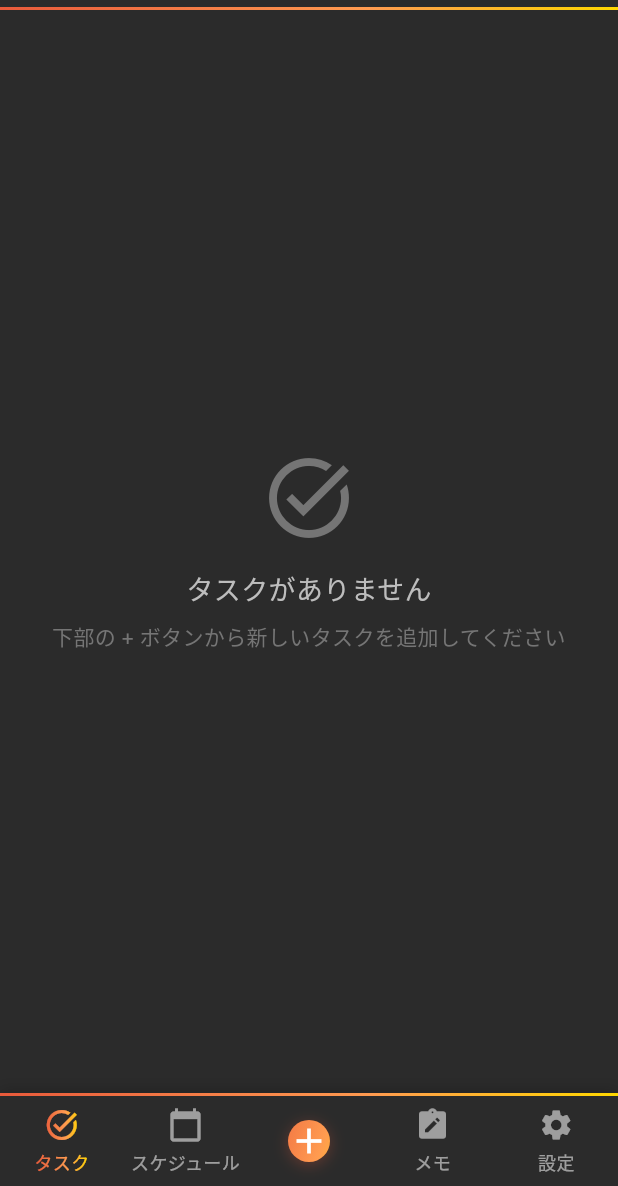
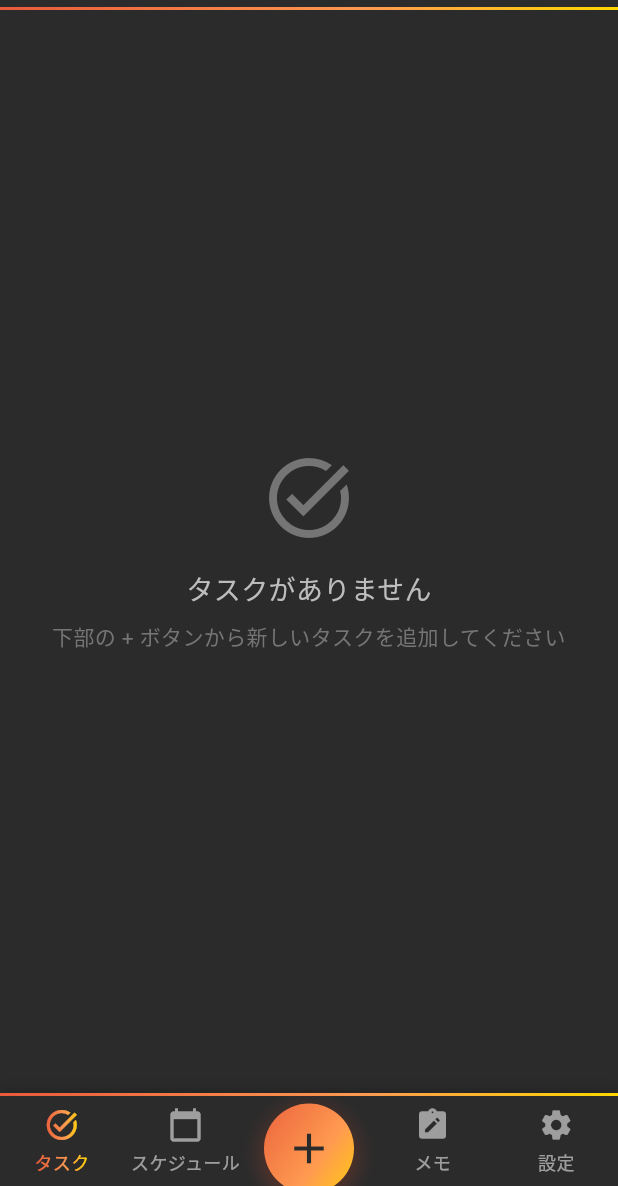
Before and after one commit to Kamon-Tahara-504/ThisOne-NewRepository, a Flutter app: the screen it shows after launch, on a phone screen of 412 x 824 dp, the part 50-1236 px from its top. Run offline on Flutter 3.47's test engine with Material 3 defaults, Android fonts, the light colour scheme and no system bars; our stand-ins replace supabase_flutter, table_calendar; accounts and stored records are empty.

Commit message:
v1.0.5-dev 作成ボタンの移動2

```diff
--- a/lib/main.dart
+++ b/lib/main.dart
@@ -248,6 +248,8 @@ class _MainScreenState extends State<MainScreen> {
 
   Widget _buildCreateButton() {
     return Expanded(
+      child: Transform.translate(
+        offset: const Offset(0, 5), // 上に移動から下に移動に変更
         child: GestureDetector(
           onTap: () {
             // 作成ボタンのアクション（現在アクティブなタブに応じて）
@@ -263,22 +265,29 @@ class _MainScreenState extends State<MainScreen> {
             }
           },
           child: Container(
-          margin: const EdgeInsets.symmetric(vertical: 8),
+            width: 60, // さらに少し大きくしてはみ出し効果を強調
+            height: 60,
             decoration: BoxDecoration(
               gradient: createOrangeYellowGradient(),
               shape: BoxShape.circle,
               boxShadow: [
                 BoxShadow(
-                color: const Color(0xFFE85A3B).withOpacity(0.3),
-                blurRadius: 8,
+                  color: const Color(0xFFE85A3B).withOpacity(0.4), // 影を少し濃く
+                  blurRadius: 12, // 影を大きく
+                  offset: const Offset(0, 4), // 影の位置も調整
+                ),
+                BoxShadow(
+                  color: Colors.black.withOpacity(0.2), // 追加の影で立体感
+                  blurRadius: 6,
                   offset: const Offset(0, 2),
                 ),
               ],
             ),
             child: const Icon(
               Icons.add,
-            color: Colors.white,
-            size: 28,
+              color: Color(0xFF2B2B2B), // UIデザインで使われている黒色に変更
+              size: 34, // アイコンサイズも少し大きく
+            ),
           ),
         ),
       ),
```
Lines whose indentation alone changed are shown as unchanged.
